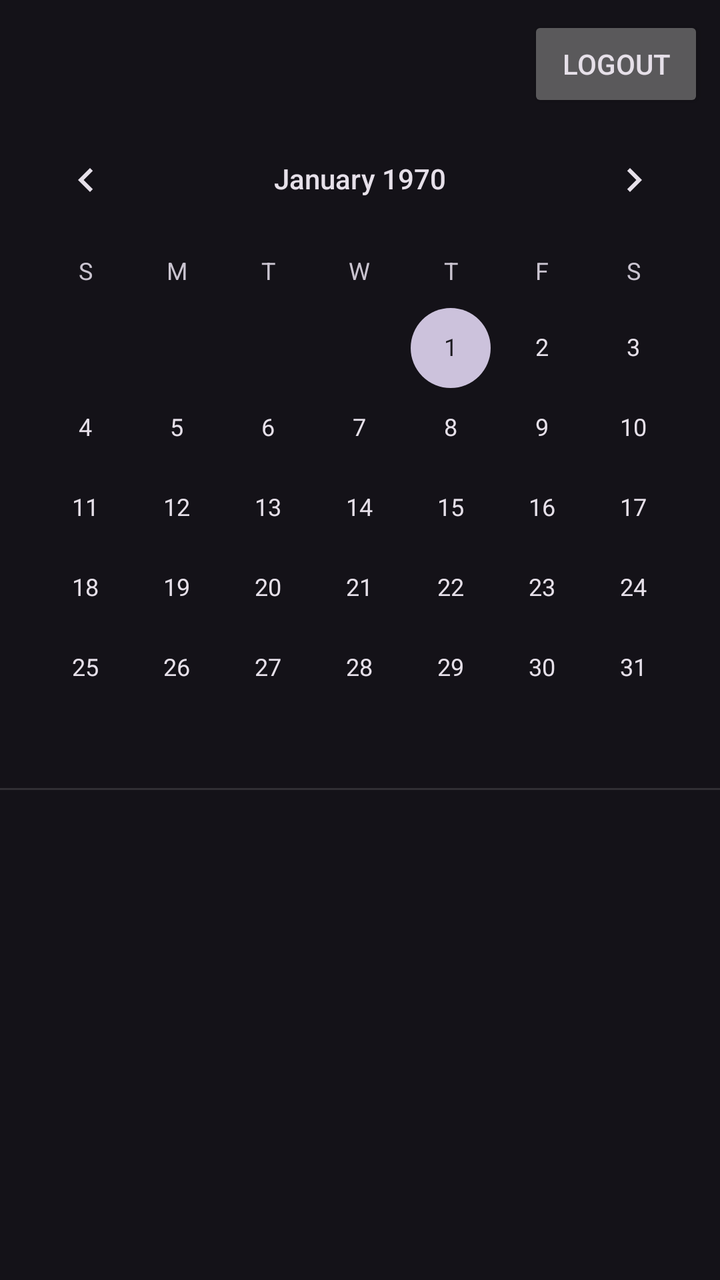
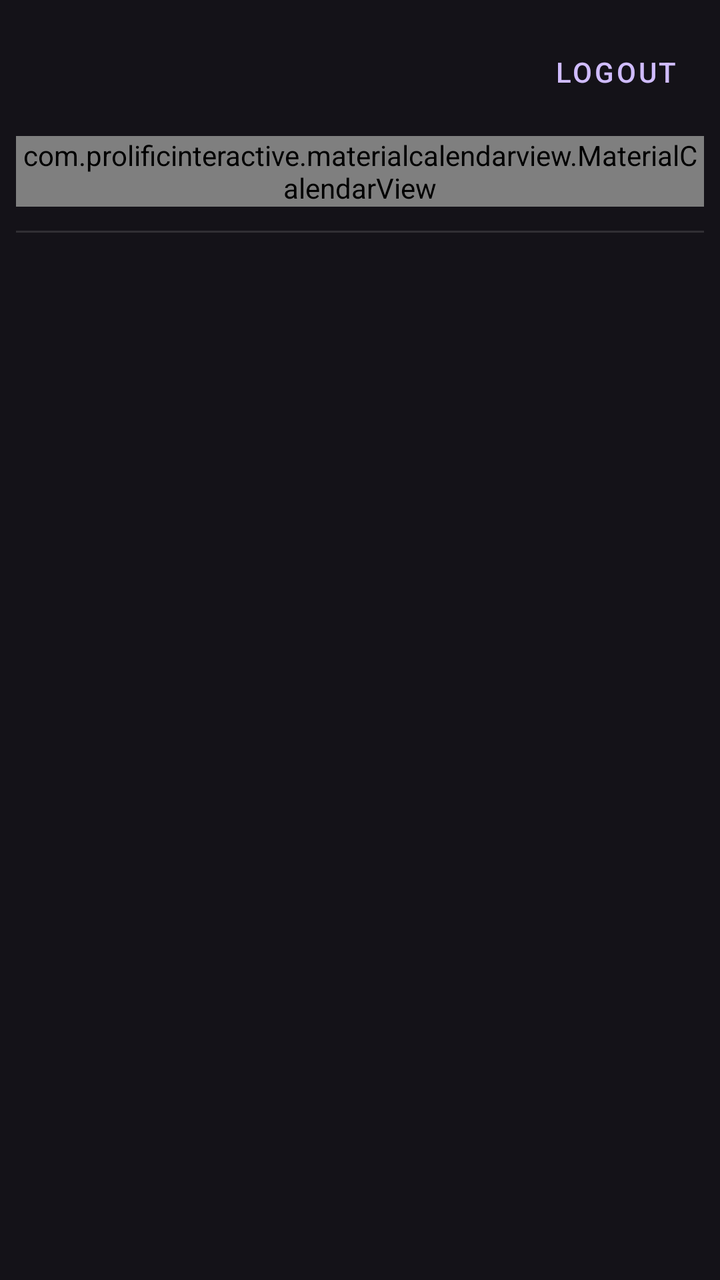

An Android layout rendered at two revisions. The XML below is the earlier revision; the diff shows what the commit changed to produce the second picture.
<!-- AndroidManifest.xml: application theme Theme.SmartCalendar -->
<!-- res/layout/fragment_calendar.xml -->
<?xml version="1.0" encoding="utf-8"?>
<androidx.constraintlayout.widget.ConstraintLayout
    xmlns:android="http://schemas.android.com/apk/res/android"
    xmlns:app="http://schemas.android.com/apk/res-auto"
    xmlns:tools="http://schemas.android.com/tools"
    android:layout_width="match_parent"
    android:layout_height="match_parent"
    tools:context=".ui.calendar.CalendarFragment">

    <Button
        android:id="@+id/button_logout"
        android:layout_width="wrap_content"
        android:layout_height="wrap_content"
        android:text="@string/logout"
        android:layout_margin="8dp"
        app:layout_constraintEnd_toEndOf="parent"
        app:layout_constraintTop_toTopOf="parent" />

    <CalendarView
        android:id="@+id/calendarView"
        android:layout_width="0dp"
        android:layout_height="wrap_content"
        app:layout_constraintEnd_toEndOf="parent"
        app:layout_constraintStart_toStartOf="parent"
        app:layout_constraintTop_toBottomOf="@id/button_logout" />

    <View
        android:id="@+id/divider"
        android:layout_width="match_parent"
        android:layout_height="1dp"
        android:background="?android:attr/listDivider"
        app:layout_constraintTop_toBottomOf="@id/calendarView" />

    <androidx.recyclerview.widget.RecyclerView
        android:id="@+id/rv_meetings"
        android:layout_width="0dp"
        android:layout_height="0dp"
        android:padding="8dp"
        app:layout_constraintBottom_toBottomOf="parent"
        app:layout_constraintEnd_toEndOf="parent"
        app:layout_constraintStart_toStartOf="parent"
        app:layout_constraintTop_toBottomOf="@id/divider" />

</androidx.constraintlayout.widget.ConstraintLayout>
<!-- resources referenced by this layout -->
<resources>
  <string name="logout">Logout</string>
  <style name="Theme.SmartCalendar" parent="Base.Theme.SmartCalendar" />
  <style name="Base.Theme.SmartCalendar" parent="Theme.Material3.Dark.NoActionBar">
          
          
      </style>
</resources>

<!-- the commit's change to res/layout/fragment_calendar.xml (unified diff, before → after) -->
@@ -5,21 +5,31 @@
     xmlns:tools="http://schemas.android.com/tools"
     android:layout_width="match_parent"
     android:layout_height="match_parent"
+    android:padding="8dp"
     tools:context=".ui.calendar.CalendarFragment">
 
     <Button
         android:id="@+id/button_logout"
+        style="@style/Widget.MaterialComponents.Button.TextButton"
         android:layout_width="wrap_content"
         android:layout_height="wrap_content"
         android:text="@string/logout"
-        android:layout_margin="8dp"
+        android:layout_marginTop="4dp"
         app:layout_constraintEnd_toEndOf="parent"
         app:layout_constraintTop_toTopOf="parent" />
 
-    <CalendarView
-        android:id="@+id/calendarView"
+    <com.prolificinteractive.materialcalendarview.MaterialCalendarView
+        android:id="@+id/customCalendarView"
         android:layout_width="0dp"
         android:layout_height="wrap_content"
+        android:layout_marginTop="8dp"
+
+        app:mcv_dateTextAppearance="@style/CalendarDateCustomText"
+        app:mcv_headerTextAppearance="@style/CalendarHeaderCustomText"
+        app:mcv_arrowColor="?attr/colorOnSurface"
+        app:mcv_selectionColor="?attr/colorPrimaryContainer"
+        app:mcv_showOtherDates="all"
+
         app:layout_constraintEnd_toEndOf="parent"
         app:layout_constraintStart_toStartOf="parent"
         app:layout_constraintTop_toBottomOf="@id/button_logout" />
@@ -28,14 +38,17 @@
         android:id="@+id/divider"
         android:layout_width="match_parent"
         android:layout_height="1dp"
+        android:layout_marginTop="12dp"
         android:background="?android:attr/listDivider"
-        app:layout_constraintTop_toBottomOf="@id/calendarView" />
+        app:layout_constraintTop_toBottomOf="@id/customCalendarView" />
 
     <androidx.recyclerview.widget.RecyclerView
         android:id="@+id/rv_meetings"
         android:layout_width="0dp"
         android:layout_height="0dp"
-        android:padding="8dp"
+        android:layout_marginTop="8dp"
+        android:clipToPadding="false"
+        android:paddingBottom="80dp"
         app:layout_constraintBottom_toBottomOf="parent"
         app:layout_constraintEnd_toEndOf="parent"
         app:layout_constraintStart_toStartOf="parent"
<!-- resource entries referenced after the edit -->
@@ -1,6 +1,13 @@
 <!-- resources referenced by this layout -->
 <resources>
   <string name="logout">Logout</string>
+  <style name="CalendarDateCustomText" parent="TextAppearance.MaterialComponents.Body2">
+          <item name="android:textColor">?attr/colorOnSurface</item>
+      </style>
+  <style name="CalendarHeaderCustomText" parent="TextAppearance.MaterialComponents.Headline6">
+          <item name="android:textColor">?attr/colorPrimary</item>
+          <item name="android:textStyle">bold</item>
+      </style>
   <style name="Theme.SmartCalendar" parent="Base.Theme.SmartCalendar" />
   <style name="Base.Theme.SmartCalendar" parent="Theme.Material3.Dark.NoActionBar">
           
